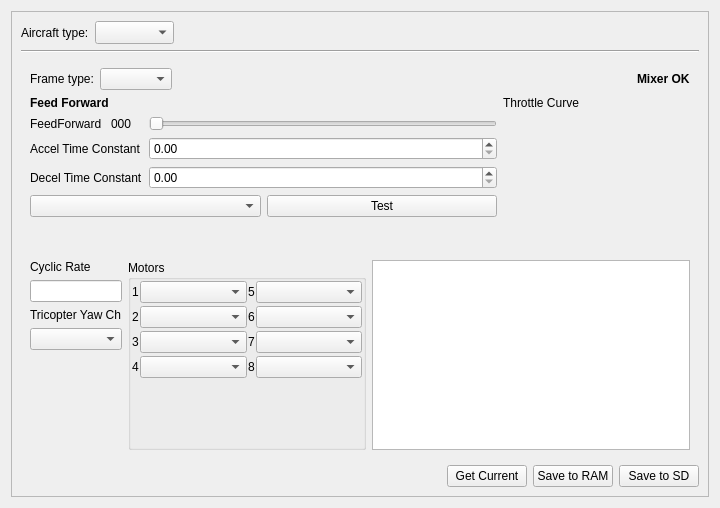
Old version of the form ground/src/plugins/config/airframe.ui in the repository openpilot/OpenPilot.
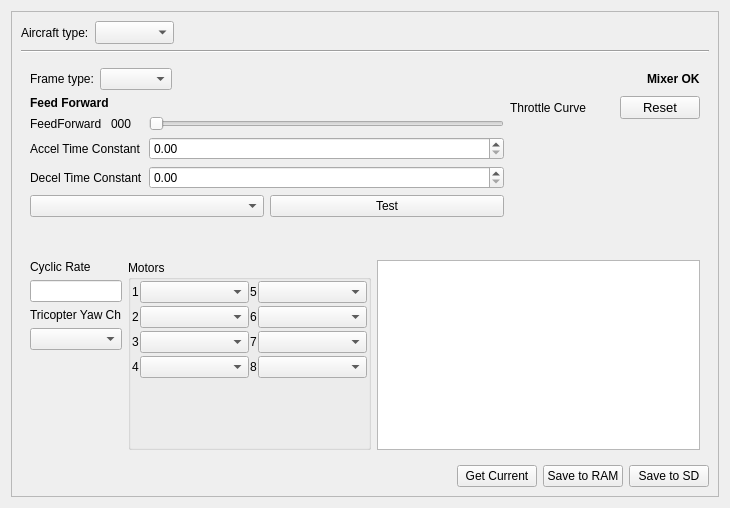
New version of the form. The open tabs and pages were chosen to show the change. Custom widgets are drawn as their Qt base class.

Commit message: OP-138  Persistent (to SD) saves of all mixer settings working now (was missing two objects earlier).

```diff
--- a/ground/src/plugins/config/airframe.ui
+++ b/ground/src/plugins/config/airframe.ui
@@ -6,7 +6,7 @@
    <rect>
     <x>0</x>
     <y>0</y>
-    <width>720</width>
+    <width>730</width>
     <height>508</height>
    </rect>
   </property>
@@ -579,6 +579,11 @@
               </item>
               <item>
                <layout class="QVBoxLayout" name="verticalLayout_12">
+                <property name="sizeConstraint">
+                 <enum>QLayout::SetDefaultConstraint</enum>
+                </property>
+                <item>
+                 <layout class="QHBoxLayout" name="horizontalLayout_11">
                 <item>
                  <widget class="QLabel" name="label_24">
                   <property name="text">
@@ -587,6 +592,39 @@
                  </widget>
                 </item>
                 <item>
+                   <spacer name="horizontalSpacer_6">
+                    <property name="orientation">
+                     <enum>Qt::Horizontal</enum>
+                    </property>
+                    <property name="sizeHint" stdset="0">
+                     <size>
+                      <width>40</width>
+                      <height>20</height>
+                     </size>
+                    </property>
+                   </spacer>
+                  </item>
+                  <item>
+                   <widget class="QPushButton" name="resetMultiThrottleon_2">
+                    <property name="sizePolicy">
+                     <sizepolicy hsizetype="Minimum" vsizetype="Minimum">
+                      <horstretch>0</horstretch>
+                      <verstretch>0</verstretch>
+                     </sizepolicy>
+                    </property>
+                    <property name="font">
+                     <font>
+                      <pointsize>10</pointsize>
+                     </font>
+                    </property>
+                    <property name="text">
+                     <string>Reset</string>
+                    </property>
+                   </widget>
+                  </item>
+                 </layout>
+                </item>
+                <item>
                  <widget class="MixerCurveWidget" name="multiThrottleCurve" native="true">
                   <property name="sizePolicy">
                    <sizepolicy hsizetype="MinimumExpanding" vsizetype="MinimumExpanding">
```
Left out of the diff: 31 changed lines with no effect on the pictures. Lines whose indentation alone changed are shown as unchanged. The commit also changes 2 other files.
